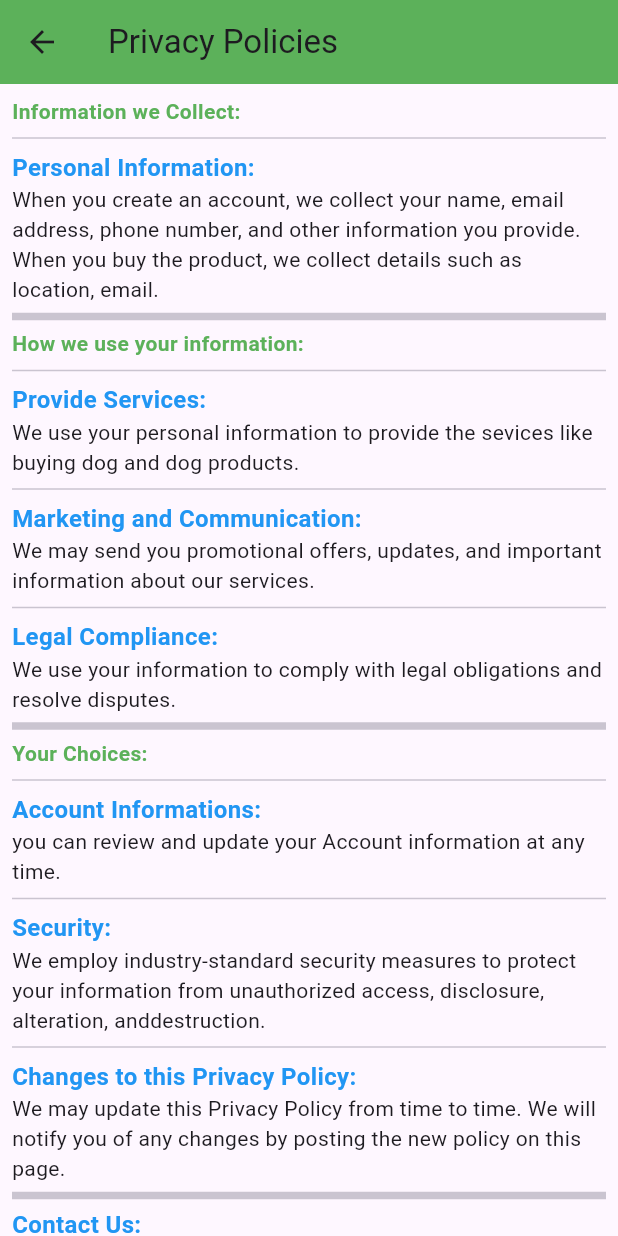
After one commit to Niyaljacob/pawsandtails, a Flutter app: the AccountScreen screen opened directly, after a tap on the "menu" icon, after a tap on "Privacy Policies", on a phone screen of 412 x 824 dp. The commit adds this screen. Run offline on Flutter 3.47's test engine with Material 3 defaults, Android fonts, the phone set to English and light mode, and no system bars; our stand-ins replace cached_network_image, carousel_slider, cloud_firestore, firebase_auth, firebase_core, firebase_storage and 1 more; missing offline and left inert: blinking_text; accounts and stored records are empty.

Commit message:
week 11 before review

```diff
--- /dev/null
+++ b/lib/screens/privacy_policies.dart
@@ -0,0 +1,62 @@
+import 'package:flutter/material.dart';
+import 'package:paws_and_tail/common/color_extention.dart';
+
+class PrivacyPolicies extends StatelessWidget {
+  const PrivacyPolicies({super.key});
+
+  @override
+  Widget build(BuildContext context) {
+    return Scaffold(
+      appBar: AppBar(
+        title: const Text('Privacy Policies'),
+        backgroundColor: TColo.primaryColor1,
+      ),
+      body: SingleChildScrollView(
+       child: Padding(
+         padding: const EdgeInsets.all(8.0),
+         child: Column(crossAxisAlignment: CrossAxisAlignment.start,
+          children: [
+            Text('Information we Collect:',style: TextStyle(color: TColo.primaryColor1,fontWeight: FontWeight.bold),),
+            const Divider(),
+            const Text('Personal Information:',style: TextStyle(color: Colors.blue,fontWeight: FontWeight.bold,fontSize:16 ),),
+          const Text('When you create an account, we collect your name, email address, phone number, and other information you provide.'),
+          const Text('When you buy the product, we collect details such as location, email.'),
+          const Divider(thickness: 5,),
+          Text('How we use your information:',style: TextStyle(color: TColo.primaryColor1,fontWeight: FontWeight.bold),),
+          const Divider(),
+          const Text('Provide Services:',style: TextStyle(color: Colors.blue,fontWeight: FontWeight.bold,fontSize:16 ),),
+          const Text('We use your personal information to provide the sevices like buying dog and dog products.'),
+          const Divider(),
+          const Text('Marketing and Communication:',style: TextStyle(color: Colors.blue,fontWeight: FontWeight.bold,fontSize:16 ),),
+          const Text('We may send you promotional offers, updates, and important information about our services.'),
+          const Divider(),
+          const Text('Legal Compliance:',style: TextStyle(color: Colors.blue,fontWeight: FontWeight.bold,fontSize:16 ),),
+          const Text('We use your information to comply with legal obligations and resolve disputes.'),
+          const Divider(thickness: 5,),
+          Text('Your Choices:',style: TextStyle(color: TColo.primaryColor1,fontWeight: FontWeight.bold),),
+          const Divider(),
+          const Text('Account Informations:',style: TextStyle(color: Colors.blue,fontWeight: FontWeight.bold,fontSize:16 ),),
+          const Text('you can review and update your Account information at any time.'),
+          const Divider(),
+          const Text('Security:',style: TextStyle(color: Colors.blue,fontWeight: FontWeight.bold,fontSize:16 ),),
+          const Text('We employ industry-standard security measures to protect your information from unauthorized access, disclosure, alteration, anddestruction.'),
+          const Divider(),
+          const Text('Changes to this Privacy Policy:',style: TextStyle(color: Colors.blue,fontWeight: FontWeight.bold,fontSize:16 ),),
+          const Text('We may update this Privacy Policy from time to time. We will notify you of any changes by posting the new policy on this page.'),
+          const Divider(thickness: 5,),
+          const Text('Contact Us:',style: TextStyle(color: Colors.blue,fontWeight: FontWeight.bold,fontSize:16 ),),
+          const Text('If you have any questions or concerns about this Privacy Policy, Please contact us at on any of the below details'),
+          const SizedBox(height: 10,),
+          const Row(mainAxisAlignment: MainAxisAlignment.spaceBetween,
+            children: [
+              Text('niyal76@gmail.com'),
+              Text('Ph: 8590168780'),
+            ],
+          ),
+          ],
+         ),
+       )
+      ),
+    );
+  }
+}
--- a/lib/screens/user_account.dart
+++ b/lib/screens/user_account.dart
@@ -7,6 +7,9 @@ import 'package:firebase_storage/firebase_storage.dart';
 import 'package:image_picker/image_picker.dart';
 import 'package:paws_and_tail/common/color_extention.dart';
 import 'package:cached_network_image/cached_network_image.dart';
+import 'package:paws_and_tail/screens/login.dart';
+import 'package:paws_and_tail/screens/my_orders.dart';
+import 'package:paws_and_tail/screens/privacy_policies.dart';
 
 class AccountScreen extends StatefulWidget {
   const AccountScreen({Key? key}) : super(key: key);
@@ -120,6 +123,16 @@ class _AccountScreenState extends State<AccountScreen> {
       appBar: AppBar(
         title: const Text('Account'),
         backgroundColor: TColo.primaryColor1,
+        leading: Builder(
+          builder: (BuildContext context) {
+            return IconButton(
+              icon: const Icon(Icons.menu),
+              onPressed: () {
+                Scaffold.of(context).openDrawer();
+              },
+            );
+          },
+        ),
       ),
       body: SingleChildScrollView(
         padding: const EdgeInsets.all(16.0),
@@ -185,6 +198,78 @@ class _AccountScreenState extends State<AccountScreen> {
           ],
         ),
       ),
+      drawer: Drawer(
+        child: ListView(
+          padding: EdgeInsets.zero,
+          children: <Widget>[
+            DrawerHeader(
+              decoration: BoxDecoration(
+                color: TColo.primaryColor1,
+              ),
+              child: const Text(
+                'Paws & Tails',
+                style: TextStyle(fontWeight: FontWeight.w800,
+                  color: Colors.white,
+                  fontSize: 24,
+                ),
+              ),
+            ),
+            ListTile(
+              title: const Text('My Orders'),
+              onTap: () {
+                 Navigator.of(context).push(MaterialPageRoute(builder: (_){
+                  return const MyOrders();
+                }));
+              },
+            ),
+            ListTile(
+              title: const Text('Privacy Policies'),
+              onTap: () {
+                Navigator.of(context).push(MaterialPageRoute(builder: (_){
+                  return const PrivacyPolicies();
+                }));
+              },
+            ),
+            ListTile(
+              title: const Text('Log Out'),
+              onTap: () {
+                _showSignOutDialog(context);
+              },
+            ),
+          ],
+        ),
+      ),
+    );
+  }
+   void _showSignOutDialog(BuildContext context) {
+    showDialog(
+      context: context,
+      builder: (BuildContext context) {
+        return AlertDialog(
+          title: const Text('Sign Out'),
+          content: const Text('Are you sure you want to sign out?'),
+          actions: <Widget>[
+            TextButton(
+              onPressed: () {
+                Navigator.of(context).pop();
+              },
+              child: const Text('Cancel'),
+            ),
+            TextButton(
+              onPressed: () async {
+                await FirebaseAuth.instance.signOut();
+                Navigator.of(context).pushAndRemoveUntil(
+                  MaterialPageRoute(
+                    builder: (_) => LoginScreen(),
+                  ),
+                  (Route<dynamic> route) => false,
+                );
+              },
+              child: const Text('Sign Out'),
+            ),
+          ],
+        );
+      },
     );
   }
 }
```
Also changed, not shown: lib/screens/admin.dart (+10 -0 lines), lib/screens/home.dart (+1 -39 lines), lib/screens/my_orders.dart (added, +16 -0 lines), lib/screens/product_sale.dart (added, +117 -0 lines).
